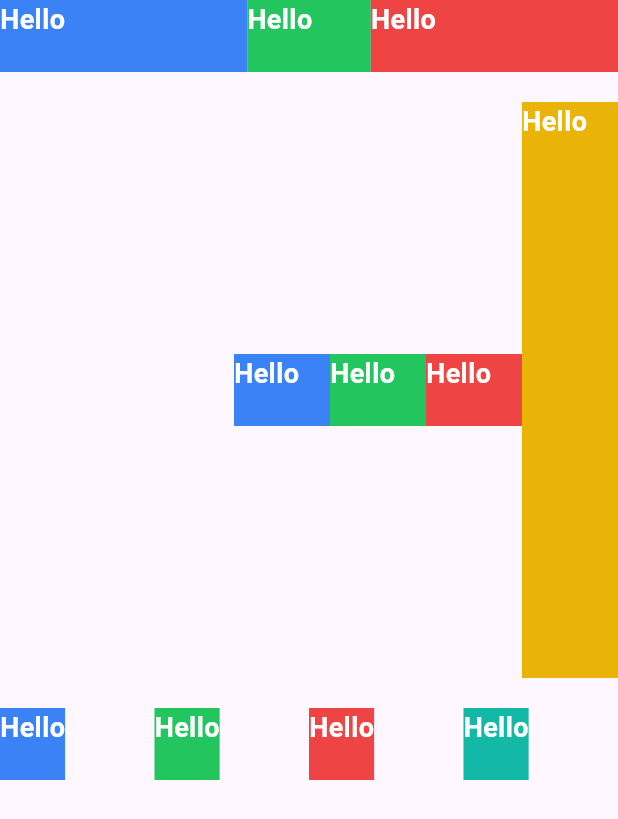
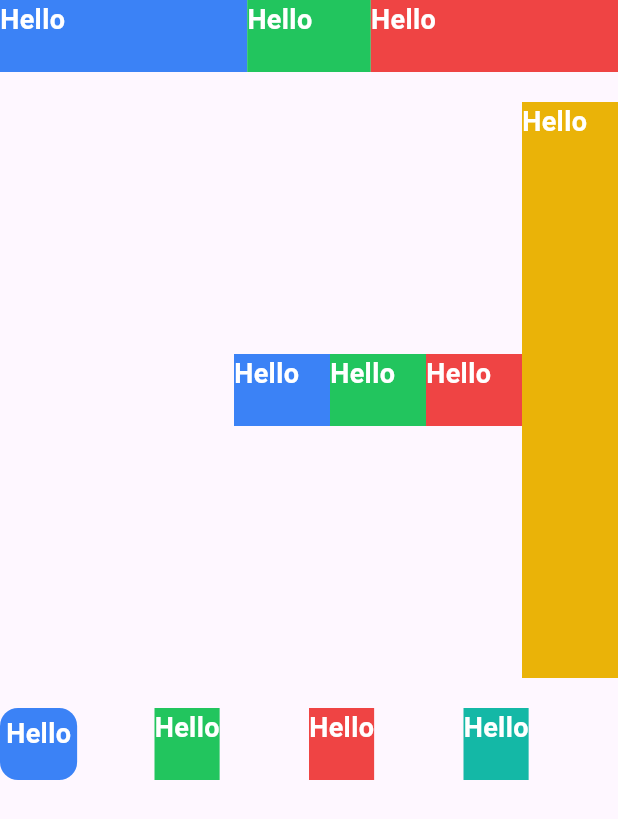
Before and after one commit to MRGRAVITY817/flutterwind, a Flutter app: the screen it shows after launch, on a phone screen of 412 x 824 dp. Shown: the top 819 px of the screen. Run offline on Flutter 3.47's test engine with Material 3 defaults, Android fonts, the phone set to English and light mode, and no system bars; drawn by our look-alikes of flutter_layout_grid.

Commit message:
feat: add parse_position_value.dart and use it in parse_border_radius.dart

```diff
--- a/example/lib/main.dart
+++ b/example/lib/main.dart
@@ -27,11 +27,11 @@ class MyHomePage extends StatelessWidget {
 
   @override
   Widget build(BuildContext context) {
-    return Scaffold(
+    return const Scaffold(
       body: SafeArea(
         child: Column(
           children: [
-            const FwContainer(
+            FwContainer(
               style: "w-full",
               child: Row(
                 children: [
@@ -59,8 +59,8 @@ class MyHomePage extends StatelessWidget {
                 ],
               ),
             ),
-            const SizedBox(height: 20),
-            const FwFlex(
+            SizedBox(height: 20),
+            FwFlex(
               style: "flex-row h-96 justify-end items-center",
               children: [
                 FwContainer(
@@ -93,13 +93,13 @@ class MyHomePage extends StatelessWidget {
                 ),
               ],
             ),
-            const SizedBox(height: 20),
+            SizedBox(height: 20),
             FwGrid(
               style:
                   "grid-cols-4 grid-rows-4 gap-4 justify-items-start grid-flow-col",
               children: [
                 FwContainer(
-                  style: "h-12 bg-blue-500",
+                  style: "h-12 bg-blue-500 rounded-xl p-4",
                   child: FwText(
                     style: "text-lg text-white font-bold",
                     text: "Hello",
--- a/lib/src/widgets/fw_container.dart
+++ b/lib/src/widgets/fw_container.dart
@@ -176,10 +176,10 @@ class FwContainerStyle {
           ),
         ),
         borderRadius: BorderRadius.only(
-          topLeft: Radius.circular(styleMap['border-radius-tl']),
-          topRight: Radius.circular(styleMap['border-radius-tr']),
-          bottomRight: Radius.circular(styleMap['border-radius-br']),
-          bottomLeft: Radius.circular(styleMap['border-radius-bl']),
+          topLeft: Radius.circular(styleMap['rounded-tl']),
+          topRight: Radius.circular(styleMap['rounded-tr']),
+          bottomRight: Radius.circular(styleMap['rounded-br']),
+          bottomLeft: Radius.circular(styleMap['rounded-bl']),
         ),
       ),
       alignSelf: styleMap['align-self'],
```
Also changed, not shown: lib/src/parse_style/borders/parse_border_radius.dart (+19 -36 lines), lib/src/parse_style/utils/parse_position_value.dart (added, +33 -0 lines), 2 other files.
